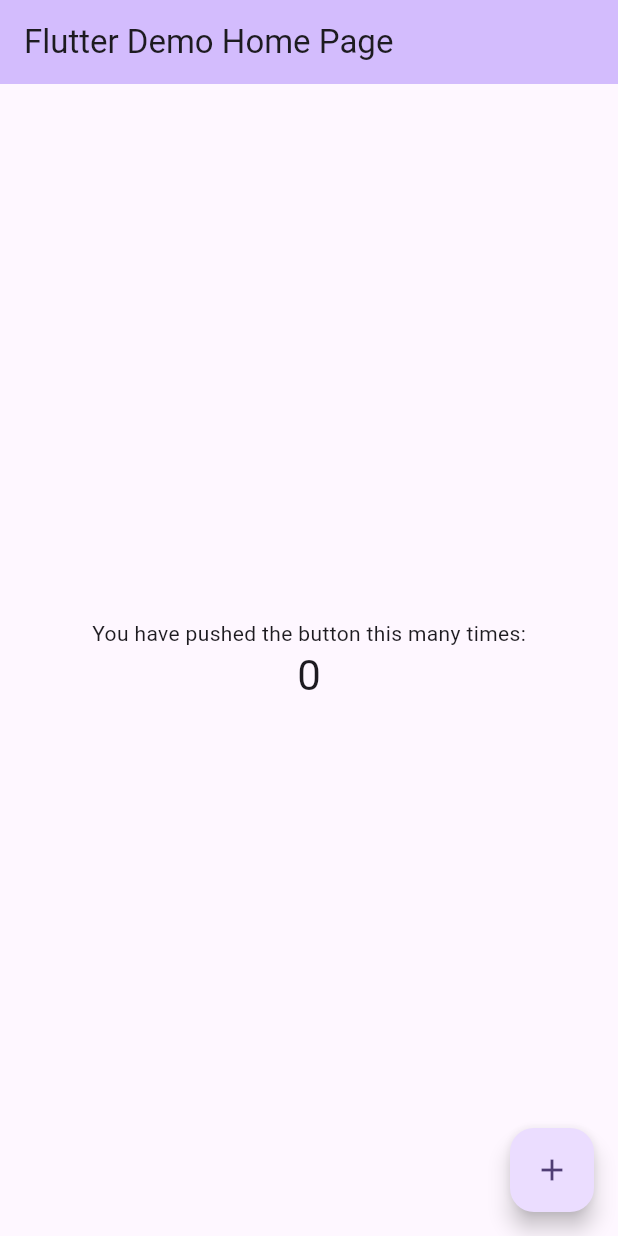
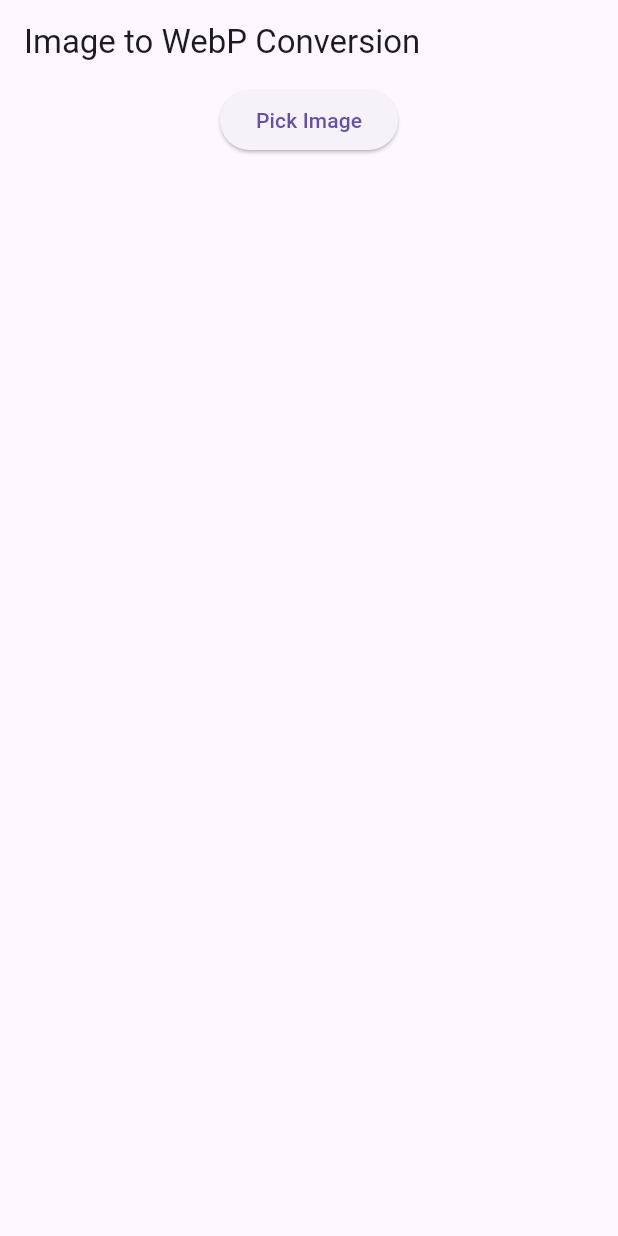
Before and after one commit to sabinmhx/flutter_image_compress, a Flutter app: the screen it shows after launch, on a phone screen of 412 x 824 dp. Run offline on Flutter 3.47's test engine with Material 3 defaults, Android fonts, the phone set to English and light mode, and no system bars; our stand-ins replace flutter_image_compress, image_gallery_saver, image_picker.

Commit message:
feat: Add methods to upload and compress image to webp format

```diff
--- a/lib/main.dart
+++ b/lib/main.dart
@@ -1,4 +1,9 @@
+import 'dart:io';
+
 import 'package:flutter/material.dart';
+import 'package:flutter_image_compress/flutter_image_compress.dart';
+import 'package:image_gallery_saver/image_gallery_saver.dart';
+import 'package:image_picker/image_picker.dart';
 
 void main() {
   runApp(const MyApp());
@@ -7,119 +12,127 @@
 class MyApp extends StatelessWidget {
   const MyApp({super.key});
 
-  // This widget is the root of your application.
   @override
   Widget build(BuildContext context) {
     return MaterialApp(
-      title: 'Flutter Demo',
+      title: 'Image to WebP Conversion',
       theme: ThemeData(
-        // This is the theme of your application.
-        //
-        // TRY THIS: Try running your application with "flutter run". You'll see
-        // the application has a purple toolbar. Then, without quitting the app,
-        // try changing the seedColor in the colorScheme below to Colors.green
-        // and then invoke "hot reload" (save your changes or press the "hot
-        // reload" button in a Flutter-supported IDE, or press "r" if you used
-        // the command line to start the app).
-        //
-        // Notice that the counter didn't reset back to zero; the application
-        // state is not lost during the reload. To reset the state, use hot
-        // restart instead.
-        //
-        // This works for code too, not just values: Most code changes can be
-        // tested with just a hot reload.
-        colorScheme: ColorScheme.fromSeed(seedColor: Colors.deepPurple),
-        useMaterial3: true,
+        primarySwatch: Colors.blue,
       ),
-      home: const MyHomePage(title: 'Flutter Demo Home Page'),
+      home: const ImageConversionPage(),
     );
   }
 }
 
-class MyHomePage extends StatefulWidget {
-  const MyHomePage({super.key, required this.title});
-
-  // This widget is the home page of your application. It is stateful, meaning
-  // that it has a State object (defined below) that contains fields that affect
-  // how it looks.
-
-  // This class is the configuration for the state. It holds the values (in this
-  // case the title) provided by the parent (in this case the App widget) and
-  // used by the build method of the State. Fields in a Widget subclass are
-  // always marked "final".
-
-  final String title;
+class ImageConversionPage extends StatefulWidget {
+  const ImageConversionPage({super.key});
 
   @override
-  State<MyHomePage> createState() => _MyHomePageState();
+  State<ImageConversionPage> createState() => _ImageConversionPageState();
 }
 
-class _MyHomePageState extends State<MyHomePage> {
-  int _counter = 0;
+class _ImageConversionPageState extends State<ImageConversionPage> {
+  File? _image;
+  File? _webpImage;
+  int? _originalSize;
+  int? _webpSize;
 
-  void _incrementCounter() {
+  Future<void> _pickImage() async {
+    final picker = ImagePicker();
+    final pickedFile = await picker.pickImage(source: ImageSource.gallery);
+
+    if (pickedFile != null) {
       setState(() {
-      // This call to setState tells the Flutter framework that something has
-      // changed in this State, which causes it to rerun the build method below
-      // so that the display can reflect the updated values. If we changed
-      // _counter without calling setState(), then the build method would not be
-      // called again, and so nothing would appear to happen.
-      _counter++;
+        _image = File(pickedFile.path);
+        _originalSize = _image!.lengthSync();
+        _webpImage = null;
+        _webpSize = null;
       });
+    }
+  }
+
+  Future<void> _convertToWebP() async {
+    if (_image == null) return;
+
+    final String targetPath = '${_image!.parent.path}/converted.webp';
+
+    final result = await FlutterImageCompress.compressAndGetFile(
+      _image!.absolute.path,
+      targetPath,
+      format: CompressFormat.webp,
+      quality: 1,
+    );
+
+    if (result != null) {
+      setState(() {
+        _webpImage = File(result.path);
+        _webpSize = _webpImage!.lengthSync();
+      });
+    }
+  }
+
+  Future<void> _saveWebPImage() async {
+    if (_webpImage == null) return;
+
+    final result = await ImageGallerySaver.saveFile(_webpImage!.path);
+    if (result['isSuccess']) {
+      if (mounted) {
+        ScaffoldMessenger.of(context).showSnackBar(
+          const SnackBar(content: Text('WebP image saved to gallery')),
+        );
+      }
+    } else {
+      if (mounted) {
+        ScaffoldMessenger.of(context).showSnackBar(
+          const SnackBar(content: Text('Failed to save image')),
+        );
+      }
+    }
   }
 
   @override
   Widget build(BuildContext context) {
-    // This method is rerun every time setState is called, for instance as done
-    // by the _incrementCounter method above.
-    //
-    // The Flutter framework has been optimized to make rerunning build methods
-    // fast, so that you can just rebuild anything that needs updating rather
-    // than having to individually change instances of widgets.
     return Scaffold(
       appBar: AppBar(
-        // TRY THIS: Try changing the color here to a specific color (to
-        // Colors.amber, perhaps?) and trigger a hot reload to see the AppBar
-        // change color while the other colors stay the same.
-        backgroundColor: Theme.of(context).colorScheme.inversePrimary,
-        // Here we take the value from the MyHomePage object that was created by
-        // the App.build method, and use it to set our appbar title.
-        title: Text(widget.title),
+        title: const Text('Image to WebP Conversion'),
       ),
-      body: Center(
-        // Center is a layout widget. It takes a single child and positions it
-        // in the middle of the parent.
+      body: SingleChildScrollView(
+        child: Center(
           child: Column(
-          // Column is also a layout widget. It takes a list of children and
-          // arranges them vertically. By default, it sizes itself to fit its
-          // children horizontally, and tries to be as tall as its parent.
-          //
-          // Column has various properties to control how it sizes itself and
-          // how it positions its children. Here we use mainAxisAlignment to
-          // center the children vertically; the main axis here is the vertical
-          // axis because Columns are vertical (the cross axis would be
-          // horizontal).
-          //
-          // TRY THIS: Invoke "debug painting" (choose the "Toggle Debug Paint"
-          // action in the IDE, or press "p" in the console), to see the
-          // wireframe for each widget.
             mainAxisAlignment: MainAxisAlignment.center,
             children: <Widget>[
-            const Text(
-              'You have pushed the button this many times:',
+              ElevatedButton(
+                onPressed: _pickImage,
+                child: const Text('Pick Image'),
               ),
+              const SizedBox(height: 20),
+              if (_image != null) ...[
+                const Text('Original Image'),
+                Image.file(_image!, height: 200),
+                Text('Size: ${(_originalSize! / 1024).toStringAsFixed(2)} KB'),
+                const SizedBox(height: 20),
+                ElevatedButton(
+                  onPressed: _convertToWebP,
+                  child: const Text('Convert to WebP'),
+                ),
+              ],
+              if (_webpImage != null) ...[
+                const SizedBox(height: 20),
+                const Text('WebP Image'),
+                Image.file(_webpImage!, height: 200),
+                Text('Size: ${(_webpSize! / 1024).toStringAsFixed(2)} KB'),
                 Text(
-              '$_counter',
-              style: Theme.of(context).textTheme.headlineMedium,
+                    'Compression Ratio: ${((_originalSize! - _webpSize!) / _originalSize! * 100).toStringAsFixed(2)}%'),
+                const SizedBox(height: 20),
+                ElevatedButton(
+                  onPressed: _saveWebPImage,
+                  child: const Text('Save WebP Image'),
                 ),
+              ],
             ],
           ),
         ),
-      floatingActionButton: FloatingActionButton(
-        onPressed: _incrementCounter,
-        tooltip: 'Increment',
-        child: const Icon(Icons.add),
-      ), // This trailing comma makes auto-formatting nicer for build methods.
+      ),
     );
   }
 }
--- a/pubspec.yaml
+++ b/pubspec.yaml
@@ -37,6 +37,7 @@ dependencies:
   cupertino_icons: ^1.0.6
   flutter_image_compress: ^2.3.0
   image_gallery_saver: ^2.0.3
+  image_picker: ^1.1.2
 
 dev_dependencies:
   flutter_test:
```
Also changed, not shown: pubspec.lock, 5 other files. Lines whose indentation alone changed are shown as unchanged.
